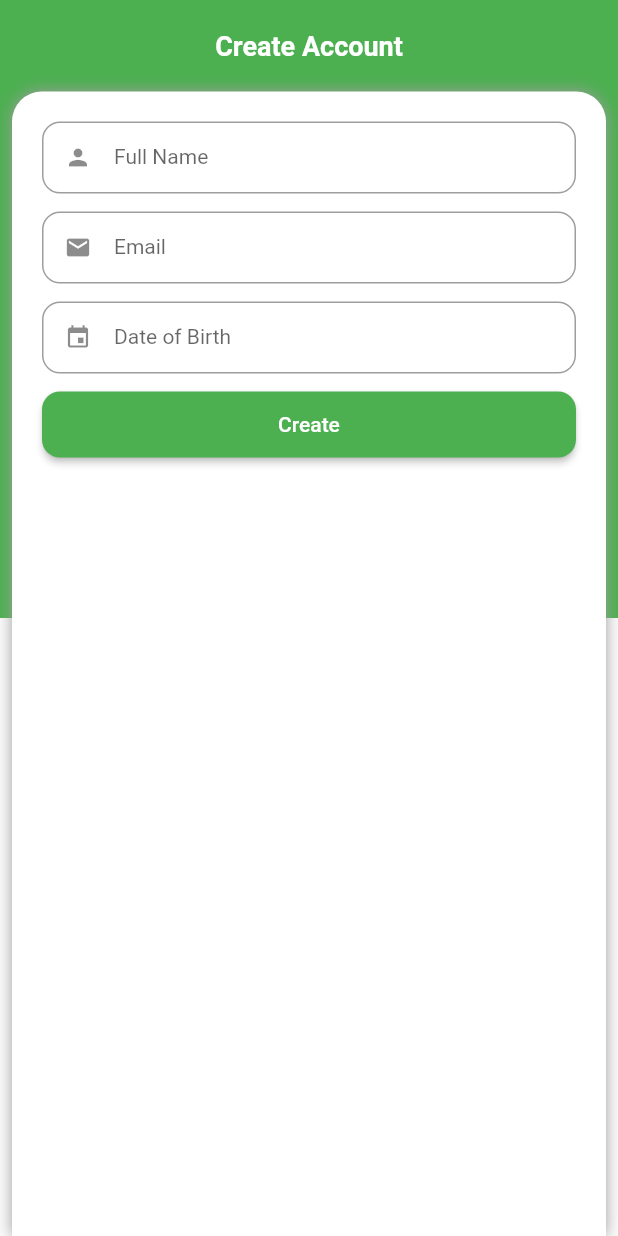
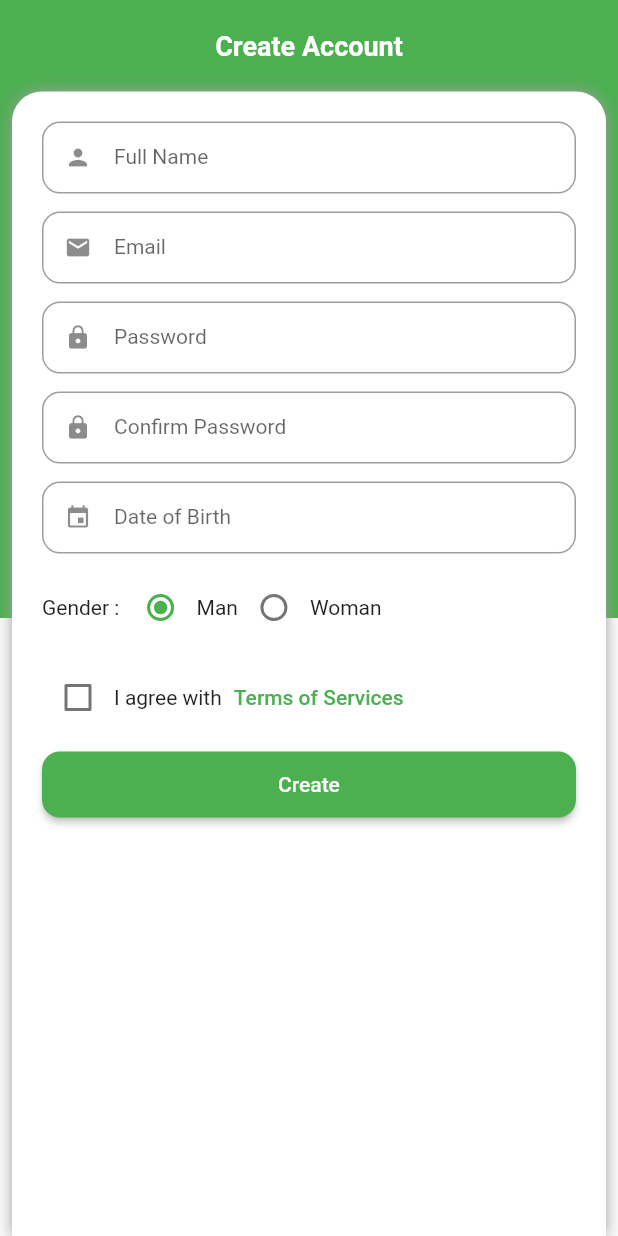
Before and after one commit to doofensmith/tugas2_flutterbasic, a Flutter app: the screen it shows after launch, on a phone screen of 412 x 824 dp. Run offline on Flutter 3.47's test engine with Material 2 defaults, Android fonts, the phone set to English and light mode, and no system bars.

Commit message:
tambahan radio untuk gender

```diff
--- a/lib/register.dart
+++ b/lib/register.dart
@@ -26,6 +26,15 @@ class _RegisterPageState extends State<RegisterPage> {
   TextEditingController controllerTextFieldFullName = TextEditingController();
   TextEditingController controllerTextFieldEmail = TextEditingController();
   TextEditingController controllerBirthDate = TextEditingController();
+  TextEditingController controllerTextFieldPassword = TextEditingController();
+  TextEditingController controllerTextFieldConfirmPassword =
+      TextEditingController();
+
+  //status checkbox
+  bool isChecked = false;
+
+  //radio gender
+  String? gender = "Man";
 
   @override
   Widget build(BuildContext context) {
@@ -85,7 +94,6 @@ class _RegisterPageState extends State<RegisterPage> {
                         children: [
                           textFormField(
                             controllerTextFieldFullName,
-                            true,
                             "Full Name",
                             "Enter your full name",
                             1,
@@ -97,7 +105,6 @@ class _RegisterPageState extends State<RegisterPage> {
                           ),
                           textFormField(
                             controllerTextFieldEmail,
-                            true,
                             "Email",
                             "Enter your email address",
                             1,
@@ -107,9 +114,31 @@ class _RegisterPageState extends State<RegisterPage> {
                             TextCapitalization.none,
                             Icons.email,
                           ),
+                          textFormField(
+                              controllerTextFieldPassword,
+                              "Password",
+                              "Enter new password",
+                              1,
+                              20,
+                              TextInputType.text,
+                              true,
+                              TextCapitalization.none,
+                              Icons.lock),
+                          textFormField(
+                              controllerTextFieldConfirmPassword,
+                              "Confirm Password",
+                              "Confirm your password",
+                              1,
+                              20,
+                              TextInputType.text,
+                              true,
+                              TextCapitalization.none,
+                              Icons.lock),
                           birthDatePicker(
                             controllerBirthDate,
                           ),
+                          radioGender(),
+                          checkboxTermOfService(),
                           buttonCreate(),
                         ],
                       ),
@@ -118,6 +147,89 @@ class _RegisterPageState extends State<RegisterPage> {
                 ),
               ),
             ],
+          ),
+        ],
+      ),
+    );
+  }
+
+  Widget radioGender() {
+    return Container(
+      margin: EdgeInsets.only(
+        top: 12,
+      ),
+      child: Row(
+        children: [
+          Text(
+            "Gender : ",
+            style: TextStyle(
+              fontSize: 14,
+            ),
+          ),
+          Radio(
+            value: "Man",
+            groupValue: gender,
+            onChanged: (value) {
+              setState(() {
+                gender = value.toString();
+              });
+            },
+          ),
+          Text(
+            "Man",
+            style: TextStyle(
+              fontSize: 14,
+            ),
+          ),
+          Radio(
+            value: "Woman",
+            groupValue: gender,
+            onChanged: (value) {
+              setState(() {
+                gender = value.toString();
+              });
+            },
+          ),
+          Text(
+            "Woman",
+            style: TextStyle(
+              fontSize: 14,
+            ),
+          ),
+        ],
+      ),
+    );
+  }
+
+  Widget checkboxTermOfService() {
+    return Container(
+      margin: EdgeInsets.only(
+        top: 12,
+      ),
+      child: Row(
+        children: [
+          Checkbox(
+            value: isChecked,
+            onChanged: (value) {
+              setState(() {
+                isChecked = value!;
+              });
+            },
+          ),
+          Text(
+            "I agree with",
+            style: TextStyle(
+              fontSize: 14,
+            ),
+          ),
+          TextButton(
+            onPressed: () {},
+            child: Text(
+              "Terms of Services",
+              style: TextStyle(
+                fontSize: 14,
+              ),
+            ),
           ),
         ],
       ),
@@ -184,7 +296,6 @@ class _RegisterPageState extends State<RegisterPage> {
 
   Widget textFormField(
       TextEditingController controller,
-      bool isEditable,
       String labelText,
       String hintText,
       int maxLines,
@@ -199,7 +310,6 @@ class _RegisterPageState extends State<RegisterPage> {
       ),
       child: TextFormField(
         controller: controller,
-        enabled: isEditable,
         textAlign: TextAlign.start,
         style: TextStyle(
           fontSize: 14,
```
